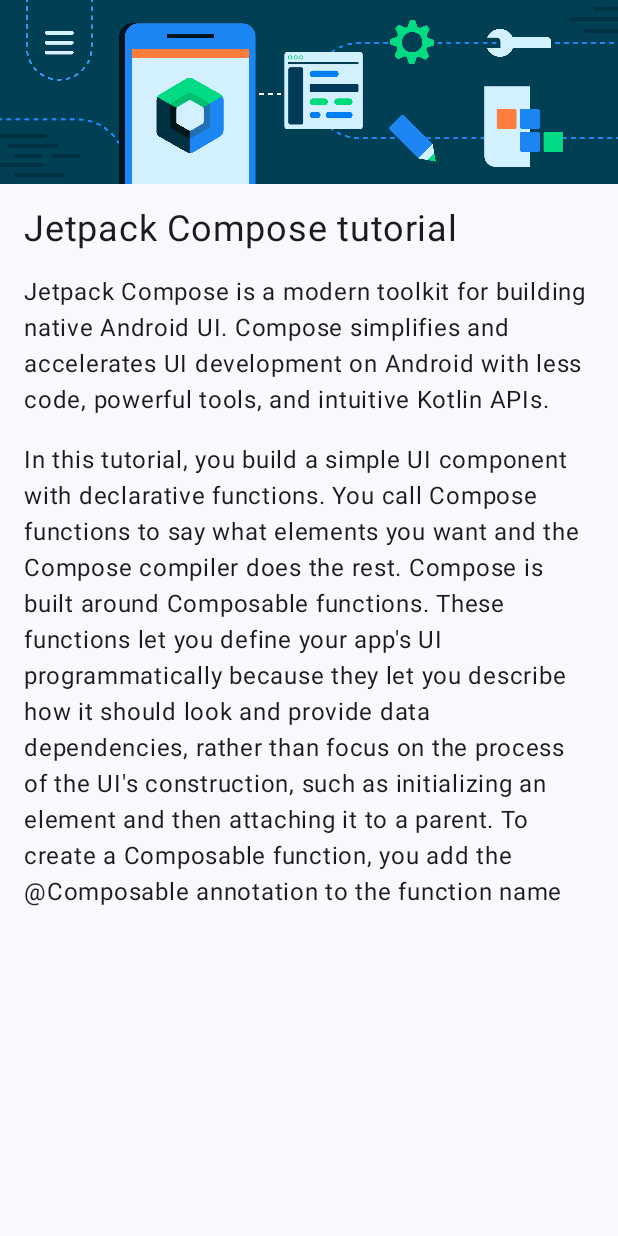
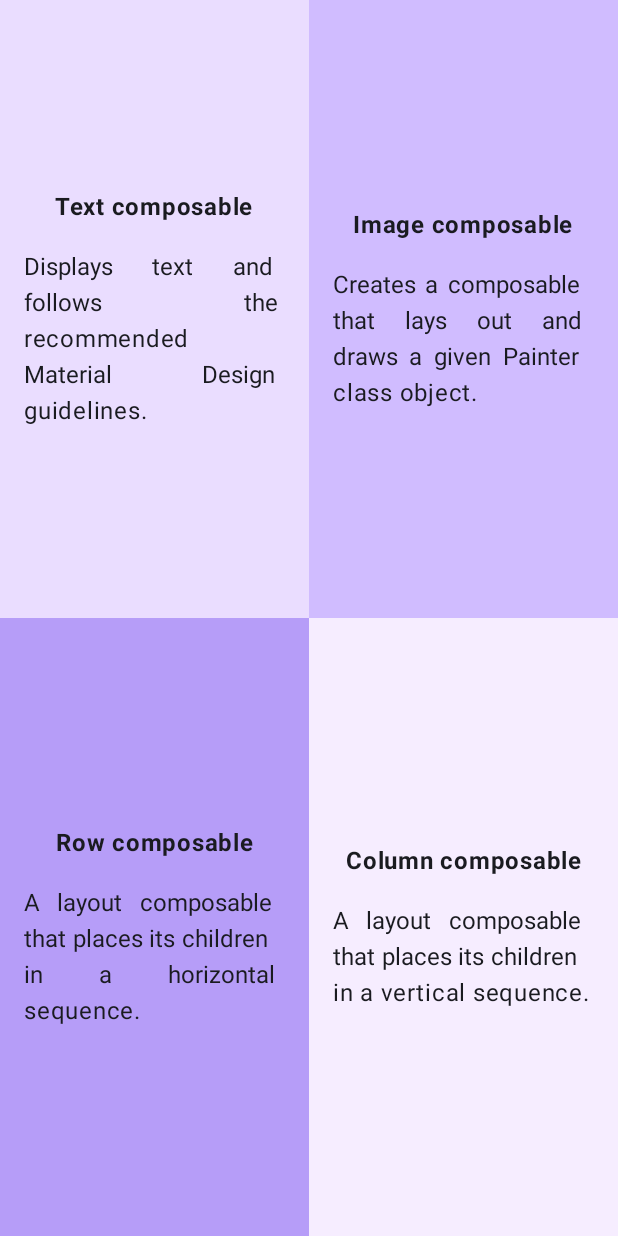
Before and after one commit to Tutu12344/JetPackCompose-Practice, an Android app built with Jetpack Compose: the screen it shows after launch (MainActivity), on a phone screen of 412 x 824 dp. Run offline under Robolectric (Android 15) with nearby library versions, the phone set to English and light mode, and no system bars.

Commit message:
Compose complete

```diff
--- a/app/src/main/java/com/example/jetpackpractice/MainActivity.kt
+++ b/app/src/main/java/com/example/jetpackpractice/MainActivity.kt
@@ -3,20 +3,25 @@ package com.example.jetpackpractice
 import android.os.Bundle
 import androidx.activity.ComponentActivity
 import androidx.activity.compose.setContent
-import androidx.compose.foundation.Image
+import androidx.compose.foundation.background
+import androidx.compose.foundation.layout.Arrangement
 import androidx.compose.foundation.layout.Column
+import androidx.compose.foundation.layout.Row
 import androidx.compose.foundation.layout.fillMaxSize
+import androidx.compose.foundation.layout.fillMaxWidth
 import androidx.compose.foundation.layout.padding
 import androidx.compose.material3.MaterialTheme
 import androidx.compose.material3.Surface
 import androidx.compose.material3.Text
 import androidx.compose.runtime.Composable
+import androidx.compose.ui.Alignment
 import androidx.compose.ui.Modifier
-import androidx.compose.ui.res.painterResource
+import androidx.compose.ui.graphics.Color
 import androidx.compose.ui.res.stringResource
+import androidx.compose.ui.text.font.FontWeight
+import androidx.compose.ui.text.style.TextAlign
 import androidx.compose.ui.tooling.preview.Preview
 import androidx.compose.ui.unit.dp
-import androidx.compose.ui.unit.sp
 import com.example.jetpackpractice.ui.theme.JetpackpracticeTheme
 
 class MainActivity : ComponentActivity() {
@@ -26,15 +31,10 @@ class MainActivity : ComponentActivity() {
             JetpackpracticeTheme {
                 // A surface container using the 'background' color from the theme
                 Surface(
-                    modifier = Modifier.fillMaxSize(), color = MaterialTheme.colorScheme.background
+                    modifier = Modifier.fillMaxSize(),
+                    color = MaterialTheme.colorScheme.background
                 ) {
-                    NewsUI(
-                        title = stringResource(id = R.string.title_text),
-                        subTitle = stringResource(id = R.string.subtitle_text),
-                        mainText = stringResource(
-                            id = R.string.main_text
-                        )
-                    )
+                    ComposeQuadrantApp()
                 }
             }
         }
@@ -42,41 +42,72 @@ class MainActivity : ComponentActivity() {
 }
 
 @Composable
-fun NewsUI(title: String, subTitle: String, mainText: String, modifier: Modifier = Modifier) {
-    val image = painterResource(R.drawable.bg_compose_background)
+fun ComposeQuadrantApp() {
+    Column(Modifier.fillMaxWidth()) {
+        Row(Modifier.weight(1f)) {
+            ComposableInfoCard(
+                title = stringResource(R.string.first_title),
+                description = stringResource(R.string.first_description),
+                backgroundColor = Color(0xFFEADDFF),
+                modifier = Modifier.weight(1f)
+            )
+            ComposableInfoCard(
+                title = stringResource(R.string.second_title),
+                description = stringResource(R.string.second_description),
+                backgroundColor = Color(0xFFD0BCFF),
+                modifier = Modifier.weight(1f)
+            )
+        }
+        Row(Modifier.weight(1f)) {
+            ComposableInfoCard(
+                title = stringResource(R.string.third_title),
+                description = stringResource(R.string.third_description),
+                backgroundColor = Color(0xFFB69DF8),
+                modifier = Modifier.weight(1f)
+            )
+            ComposableInfoCard(
+                title = stringResource(R.string.fourth_title),
+                description = stringResource(R.string.fourth_description),
+                backgroundColor = Color(0xFFF6EDFF),
+                modifier = Modifier.weight(1f)
+            )
+        }
+    }
+}
+
+
+@Composable
+private fun ComposableInfoCard(
+    title: String,
+    description: String,
+    backgroundColor: Color,
+    modifier: Modifier = Modifier
+) {
     Column(
         modifier = modifier
+            .fillMaxSize()
+            .background(backgroundColor)
+            .padding(16.dp),
+        verticalArrangement = Arrangement.Center,
+        horizontalAlignment = Alignment.CenterHorizontally
     ) {
-        Image(painter = image, contentDescription = null)
         Text(
             text = title,
-            modifier = Modifier
-                .padding(16.dp),
-            fontSize = 24.sp,
+            modifier = Modifier.padding(bottom = 16.dp),
+            fontWeight = FontWeight.Bold
         )
         Text(
-            text = subTitle,
-            modifier = Modifier
-                .padding(start = 16.dp, end = 16.dp)
-        )
-        Text(
-            text = mainText,
-            modifier = Modifier
-                .padding(16.dp)
+            text = description,
+            textAlign = TextAlign.Justify
         )
     }
 }
 
+
 @Preview(showBackground = true)
 @Composable
-fun NewsCardPreview() {
+fun ComposeQuadrantAppPreview() {
     JetpackpracticeTheme {
-        NewsUI(
-            title = stringResource(id = R.string.title_text),
-            subTitle = stringResource(id = R.string.subtitle_text),
-            mainText = stringResource(
-                id = R.string.main_text
-            )
-        )
+        ComposeQuadrantApp()
     }
 }
--- a/app/src/main/res/values/strings.xml
+++ b/app/src/main/res/values/strings.xml
@@ -1,10 +1,13 @@
 <resources>
     <string name="app_name">jetpackpractice</string>
-    <string name="happy_birthday_text">Happy Birthday Sam!</string>
-    <string name="signature_text">From Emma</string>
+    <string name="first_title">Text composable</string>
+    <string name="first_description">Displays text and follows the recommended Material Design guidelines.</string>
+    <string name="second_title">Image composable</string>
+    <string name="second_description">Creates a composable that lays out and draws a given Painter class object.</string>
+    <string name="third_title">Row composable</string>
+    <string name="third_description">A layout composable that places its children in a horizontal sequence.</string>
+    <string name="fourth_title">Column composable</string>
+    <string name="fourth_description">A layout composable that places its children in a vertical sequence.</string>
 
-    <string name="title_text">Jetpack Compose tutorial</string>
-    <string name="subtitle_text">Jetpack Compose is a modern toolkit for building native Android UI. Compose simplifies and accelerates UI development on Android with less code, powerful tools, and intuitive Kotlin APIs.</string>
-    <string name="main_text">In this tutorial, you build a simple UI component with declarative functions. You call Compose functions to say what elements you want and the Compose compiler does the rest. Compose is built around Composable functions. These functions let you define your app\'s UI programmatically because they let you describe how it should look and provide data dependencies, rather than focus on the process of the UI\'s construction, such as initializing an element and then attaching it to a parent. To create a Composable function, you add the @Composable annotation to the function name</string>
 
 </resources>
```
Also changed, not shown: app/src/main/res/drawable-nodpi/ic_task_completed.png (added).
